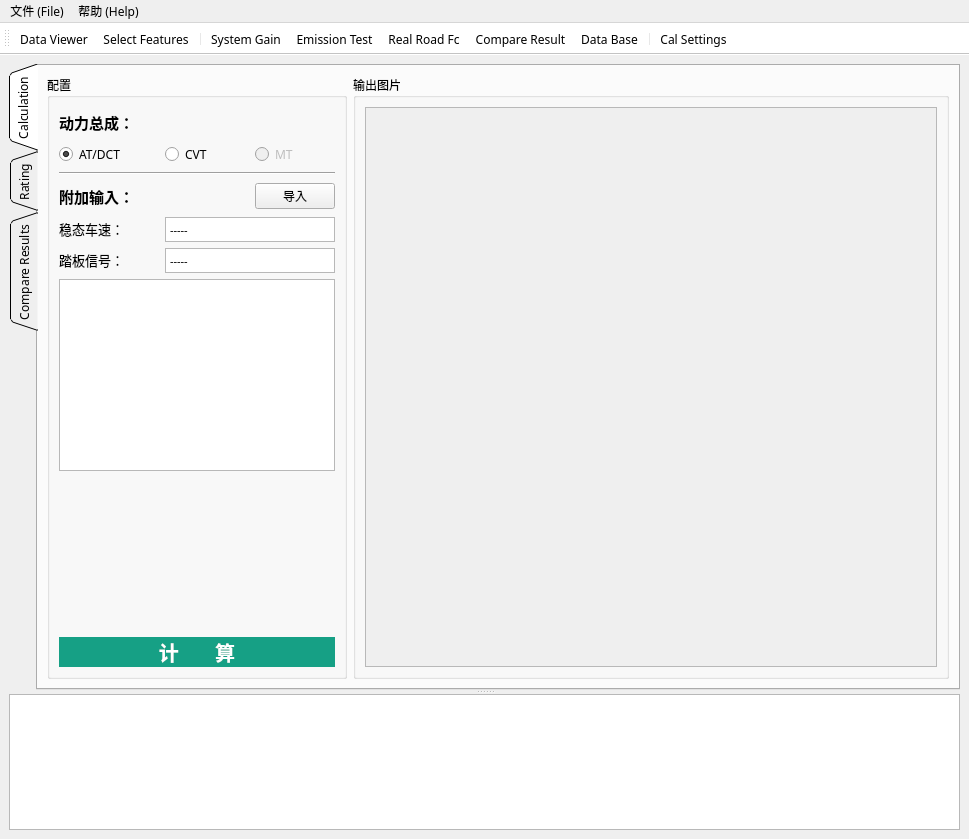
Old version of the form TestSolverUi.ui in the repository huisede/SystemGain.
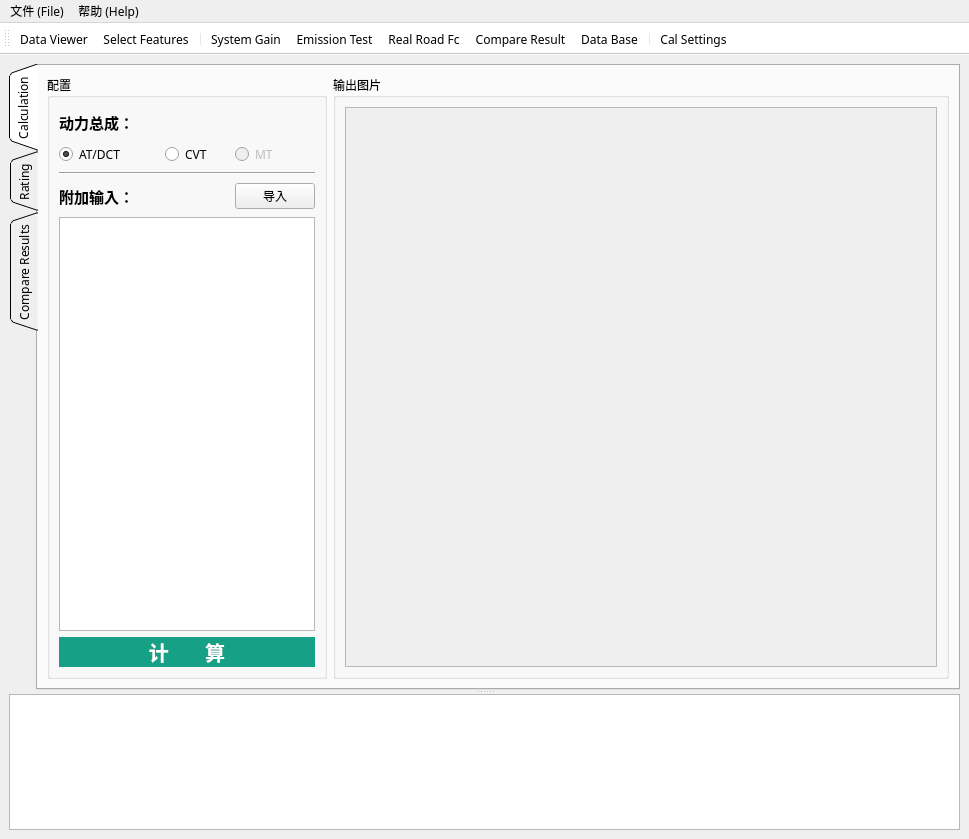
New version of the form. The open tabs and pages were chosen to show the change. Icons and pictures are not drawn.

```diff
--- a/TestSolverUi.ui
+++ b/TestSolverUi.ui
@@ -1316,7 +1316,7 @@
                     <rect>
                      <x>0</x>
                      <y>0</y>
-                     <width>581</width>
+                     <width>605</width>
                      <height>544</height>
                     </rect>
                    </property>
@@ -1339,7 +1339,10 @@
                 <string>配置</string>
                </property>
                <layout class="QGridLayout" name="gridLayout_13">
-                <item row="1" column="3">
+                <item row="8" column="0" colspan="3">
+                 <widget class="QTableWidget" name="System_Gain_AT_DCT_StablePed_tableWidget"/>
+                </item>
+                <item row="1" column="2">
                  <widget class="QRadioButton" name="System_Gain_MT">
                   <property name="enabled">
                    <bool>false</bool>
@@ -1357,32 +1360,7 @@
                   </attribute>
                  </widget>
                 </item>
-                <item row="8" column="0">
-                 <widget class="QLabel" name="System_Gain_AT_DCT_StableVspd_lab">
-                  <property name="minimumSize">
-                   <size>
-                    <width>100</width>
-                    <height>20</height>
-                   </size>
-                  </property>
-                  <property name="maximumSize">
-                   <size>
-                    <width>60</width>
-                    <height>20</height>
-                   </size>
-                  </property>
-                  <property name="font">
-                   <font>
-                    <family>Microsoft YaHei</family>
-                    <pointsize>10</pointsize>
-                   </font>
-                  </property>
-                  <property name="text">
-                   <string>稳态车速：</string>
-                  </property>
-                 </widget>
-                </item>
-                <item row="7" column="3">
+                <item row="7" column="2">
                  <widget class="QPushButton" name="Constant_Speed_Input_button">
                   <property name="minimumSize">
                    <size>
@@ -1400,143 +1378,6 @@
                   </property>
                  </widget>
                 </item>
-                <item row="9" column="1" colspan="3">
-                 <widget class="QTextEdit" name="Constant_Speed_Show_Ped_text">
-                  <property name="minimumSize">
-                   <size>
-                    <width>0</width>
-                    <height>20</height>
-                   </size>
-                  </property>
-                  <property name="maximumSize">
-                   <size>
-                    <width>16777215</width>
-                    <height>25</height>
-                   </size>
-                  </property>
-                  <property name="verticalScrollBarPolicy">
-                   <enum>Qt::ScrollBarAlwaysOff</enum>
-                  </property>
-                  <property name="html">
-                   <string>&lt;!DOCTYPE HTML PUBLIC &quot;-//W3C//DTD HTML 4.0//EN&quot; &quot;http://www.w3.org/TR/REC-html40/strict.dtd&quot;&gt;
-&lt;html&gt;&lt;head&gt;&lt;meta name=&quot;qrichtext&quot; content=&quot;1&quot; /&gt;&lt;style type=&quot;text/css&quot;&gt;
-p, li { white-space: pre-wrap; }
-&lt;/style&gt;&lt;/head&gt;&lt;body style=&quot; font-family:'Microsoft YaHei'; font-size:8.25pt; font-weight:400; font-style:normal;&quot;&gt;
-&lt;p style=&quot; margin-top:0px; margin-bottom:0px; margin-left:0px; margin-right:0px; -qt-block-indent:0; text-indent:0px;&quot;&gt;&lt;span style=&quot; font-family:'MS Shell Dlg 2';&quot;&gt;-----&lt;/span&gt;&lt;/p&gt;&lt;/body&gt;&lt;/html&gt;</string>
-                  </property>
-                 </widget>
-                </item>
-                <item row="7" column="0" colspan="2">
-                 <widget class="QLabel" name="System_Gain_AT_DCT_AddInput">
-                  <property name="minimumSize">
-                   <size>
-                    <width>100</width>
-                    <height>30</height>
-                   </size>
-                  </property>
-                  <property name="maximumSize">
-                   <size>
-                    <width>400</width>
-                    <height>30</height>
-                   </size>
-                  </property>
-                  <property name="font">
-                   <font>
-                    <family>Microsoft YaHei UI</family>
-                    <pointsize>11</pointsize>
-                    <weight>75</weight>
-                    <bold>true</bold>
-                   </font>
-                  </property>
-                  <property name="layoutDirection">
-                   <enum>Qt::LeftToRight</enum>
-                  </property>
-                  <property name="text">
-                   <string>附加输入：</string>
-                  </property>
-                 </widget>
-                </item>
-                <item row="9" column="0">
-                 <widget class="QLabel" name="System_Gain_AT_DCT_StablePed_lab">
-                  <property name="minimumSize">
-                   <size>
-                    <width>100</width>
-                    <height>20</height>
-                   </size>
-                  </property>
-                  <property name="maximumSize">
-                   <size>
-                    <width>60</width>
-                    <height>20</height>
-                   </size>
-                  </property>
-                  <property name="font">
-                   <font>
-                    <family>Microsoft YaHei</family>
-                    <pointsize>10</pointsize>
-                   </font>
-                  </property>
-                  <property name="text">
-                   <string>踏板信号：</string>
-                  </property>
-                 </widget>
-                </item>
-                <item row="8" column="1" colspan="3">
-                 <widget class="QTextEdit" name="Constant_Speed_Show_Speed_text">
-                  <property name="minimumSize">
-                   <size>
-                    <width>0</width>
-                    <height>20</height>
-                   </size>
-                  </property>
-                  <property name="maximumSize">
-                   <size>
-                    <width>16777215</width>
-                    <height>25</height>
-                   </size>
-                  </property>
-                  <property name="verticalScrollBarPolicy">
-                   <enum>Qt::ScrollBarAlwaysOff</enum>
-                  </property>
-                  <property name="html">
-                   <string>&lt;!DOCTYPE HTML PUBLIC &quot;-//W3C//DTD HTML 4.0//EN&quot; &quot;http://www.w3.org/TR/REC-html40/strict.dtd&quot;&gt;
-&lt;html&gt;&lt;head&gt;&lt;meta name=&quot;qrichtext&quot; content=&quot;1&quot; /&gt;&lt;style type=&quot;text/css&quot;&gt;
-p, li { white-space: pre-wrap; }
-&lt;/style&gt;&lt;/head&gt;&lt;body style=&quot; font-family:'Microsoft YaHei'; font-size:8.25pt; font-weight:400; font-style:normal;&quot;&gt;
-&lt;p style=&quot; margin-top:0px; margin-bottom:0px; margin-left:0px; margin-right:0px; -qt-block-indent:0; text-indent:0px;&quot;&gt;&lt;span style=&quot; font-family:'MS Shell Dlg 2';&quot;&gt;-----&lt;/span&gt;&lt;/p&gt;&lt;/body&gt;&lt;/html&gt;</string>
-                  </property>
-                 </widget>
-                </item>
-                <item row="0" column="0">
-                 <widget class="QLabel" name="System_Gain_AT_DCT_Features_lab_2">
-                  <property name="minimumSize">
-                   <size>
-                    <width>100</width>
-                    <height>30</height>
-                   </size>
-                  </property>
-                  <property name="maximumSize">
-                   <size>
-                    <width>400</width>
-                    <height>30</height>
-                   </size>
-                  </property>
-                  <property name="font">
-                   <font>
-                    <family>Microsoft YaHei UI</family>
-                    <pointsize>11</pointsize>
-                    <weight>75</weight>
-                    <bold>true</bold>
-                   </font>
-                  </property>
-                  <property name="layoutDirection">
-                   <enum>Qt::LeftToRight</enum>
-                  </property>
-                  <property name="text">
-                   <string>动力总成：</string>
-                  </property>
-                 </widget>
-                </item>
                 <item row="1" column="1">
                  <widget class="QRadioButton" name="System_Gain_CVT">
                   <property name="font">
@@ -1552,6 +1393,16 @@
                   </attribute>
                  </widget>
                 </item>
+                <item row="2" column="0" colspan="3">
+                 <widget class="Line" name="line_2">
+                  <property name="styleSheet">
+                   <string notr="true"/>
+                  </property>
+                  <property name="orientation">
+                   <enum>Qt::Horizontal</enum>
+                  </property>
+                 </widget>
+                </item>
                 <item row="1" column="0">
                  <widget class="QRadioButton" name="System_Gain_AT_DCT">
                   <property name="font">
@@ -1570,30 +1421,7 @@
                   </attribute>
                  </widget>
                 </item>
-                <item row="2" column="0" colspan="4">
-                 <widget class="Line" name="line_2">
-                  <property name="styleSheet">
-                   <string notr="true"/>
-                  </property>
-                  <property name="orientation">
-                   <enum>Qt::Horizontal</enum>
-                  </property>
-                 </widget>
-                </item>
-                <item row="11" column="0">
-                 <spacer name="verticalSpacer_6">
-                  <property name="orientation">
-                   <enum>Qt::Vertical</enum>
-                  </property>
-                  <property name="sizeHint" stdset="0">
-                   <size>
-                    <width>20</width>
-                    <height>40</height>
-                   </size>
-                  </property>
-                 </spacer>
-                </item>
-                <item row="12" column="0" colspan="4">
+                <item row="9" column="0" colspan="3">
                  <widget class="QPushButton" name="SysGain_Cal">
                   <property name="palette">
                    <palette>
@@ -1785,8 +1613,65 @@
                   </property>
                  </widget>
                 </item>
-                <item row="10" column="0" colspan="4">
-                 <widget class="QTableWidget" name="System_Gain_AT_DCT_StablePed_tableWidget"/>
+                <item row="0" column="0">
+                 <widget class="QLabel" name="System_Gain_AT_DCT_Features_lab_2">
+                  <property name="minimumSize">
+                   <size>
+                    <width>100</width>
+                    <height>30</height>
+                   </size>
+                  </property>
+                  <property name="maximumSize">
+                   <size>
+                    <width>400</width>
+                    <height>30</height>
+                   </size>
+                  </property>
+                  <property name="font">
+                   <font>
+                    <family>Microsoft YaHei UI</family>
+                    <pointsize>11</pointsize>
+                    <weight>75</weight>
+                    <bold>true</bold>
+                   </font>
+                  </property>
+                  <property name="layoutDirection">
+                   <enum>Qt::LeftToRight</enum>
+                  </property>
+                  <property name="text">
+                   <string>动力总成：</string>
+                  </property>
+                 </widget>
+                </item>
+                <item row="7" column="0" colspan="2">
+                 <widget class="QLabel" name="System_Gain_AT_DCT_AddInput">
+                  <property name="minimumSize">
+                   <size>
+                    <width>100</width>
+                    <height>30</height>
+                   </size>
+                  </property>
+                  <property name="maximumSize">
+                   <size>
+                    <width>400</width>
+                    <height>30</height>
+                   </size>
+                  </property>
+                  <property name="font">
+                   <font>
+                    <family>Microsoft YaHei UI</family>
+                    <pointsize>11</pointsize>
+                    <weight>75</weight>
+                    <bold>true</bold>
+                   </font>
+                  </property>
+                  <property name="layoutDirection">
+                   <enum>Qt::LeftToRight</enum>
+                  </property>
+                  <property name="text">
+                   <string>附加输入：</string>
+                  </property>
+                 </widget>
                 </item>
                </layout>
               </widget>
```
